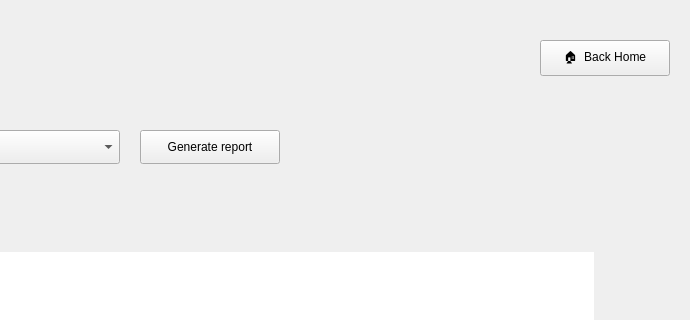
Above: Oscuola/mainwindow.ui from mohamed-adhd/Oscuola before the change; both pictures show x 590 to 1280 and y 0 to 320 of the 1280 by 720 pixel window. Below: the same form after it.
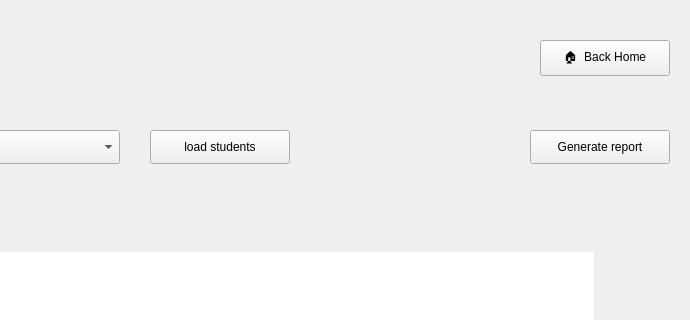
That is the form after the change. The open tabs and pages were chosen to show the change.

Commit message: combos filler added

Diff of the .ui file:
```diff
--- a/Oscuola/mainwindow.ui
+++ b/Oscuola/mainwindow.ui
@@ -3738,22 +3738,6 @@
        <cursorShape>PointingHandCursor</cursorShape>
       </property>
      </widget>
-     <widget class="QPushButton" name="teacher_reports_generate_btn">
-      <property name="geometry">
-       <rect>
-        <x>730</x>
-        <y>130</y>
-        <width>140</width>
-        <height>34</height>
-       </rect>
-      </property>
-      <property name="cursor">
-       <cursorShape>PointingHandCursor</cursorShape>
-      </property>
-      <property name="text">
-       <string>Generate report</string>
-      </property>
-     </widget>
      <widget class="QFrame" name="panel_reports_teacher">
       <property name="geometry">
        <rect>
@@ -3836,6 +3820,38 @@
        </property>
       </widget>
      </widget>
+     <widget class="QPushButton" name="teacher_reports_generate_btn">
+      <property name="geometry">
+       <rect>
+        <x>1120</x>
+        <y>130</y>
+        <width>140</width>
+        <height>34</height>
+       </rect>
+      </property>
+      <property name="cursor">
+       <cursorShape>PointingHandCursor</cursorShape>
+      </property>
+      <property name="text">
+       <string>Generate report</string>
+      </property>
+     </widget>
+     <widget class="QPushButton" name="teacher_reports_load_students_but">
+      <property name="geometry">
+       <rect>
+        <x>740</x>
+        <y>130</y>
+        <width>140</width>
+        <height>34</height>
+       </rect>
+      </property>
+      <property name="cursor">
+       <cursorShape>PointingHandCursor</cursorShape>
+      </property>
+      <property name="text">
+       <string>load students</string>
+      </property>
+     </widget>
     </widget>
    </widget>
   </widget>
```
The commit also changes 1 other file.
